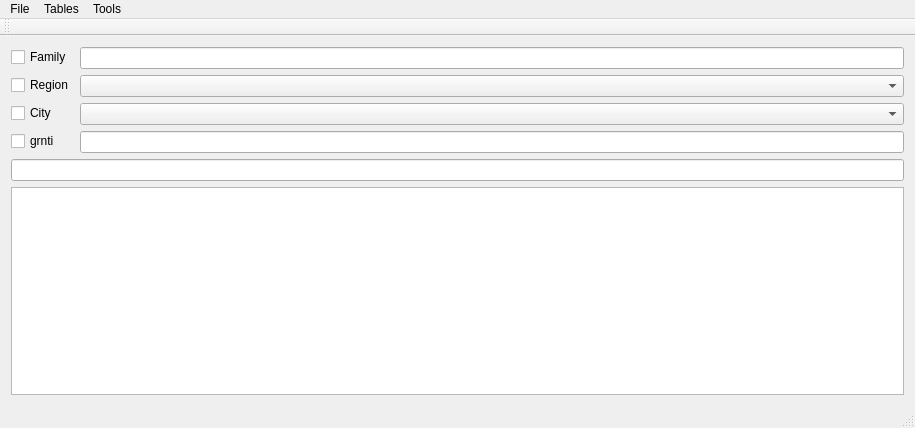
Qt form mainwindow.ui (LebedevRI/dbms) before a commit.
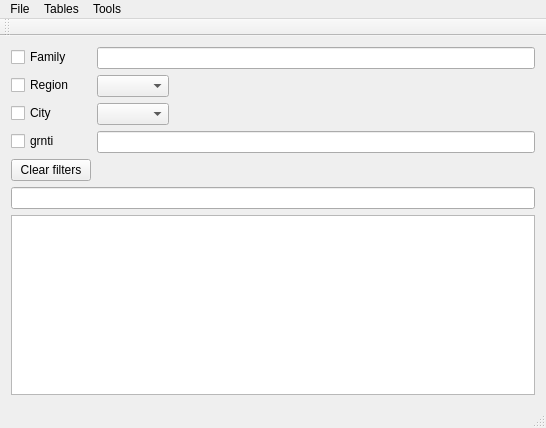
The same form after that commit.

```diff
--- a/mainwindow.ui
+++ b/mainwindow.ui
@@ -6,7 +6,7 @@
    <rect>
     <x>0</x>
     <y>0</y>
-    <width>915</width>
+    <width>546</width>
     <height>428</height>
    </rect>
   </property>
@@ -25,45 +25,55 @@
      <layout class="QVBoxLayout" name="verticalLayout">
       <item>
        <layout class="QFormLayout" name="formLayout">
-        <item row="0" column="0">
+        <property name="fieldGrowthPolicy">
+         <enum>QFormLayout::ExpandingFieldsGrow</enum>
+        </property>
+        <item row="3" column="0">
          <widget class="QCheckBox" name="checkBox">
           <property name="text">
            <string>Family</string>
           </property>
          </widget>
         </item>
-        <item row="1" column="0">
+        <item row="3" column="1">
+         <widget class="QLineEdit" name="lineEdit"/>
+        </item>
+        <item row="4" column="0">
          <widget class="QCheckBox" name="checkBox_2">
           <property name="text">
            <string>Region</string>
           </property>
          </widget>
         </item>
-        <item row="2" column="0">
+        <item row="4" column="1">
+         <widget class="QComboBox" name="comboBox"/>
+        </item>
+        <item row="5" column="0">
          <widget class="QCheckBox" name="checkBox_3">
           <property name="text">
            <string>City</string>
           </property>
          </widget>
         </item>
-        <item row="3" column="0">
+        <item row="5" column="1">
+         <widget class="QComboBox" name="comboBox_2"/>
+        </item>
+        <item row="8" column="0">
          <widget class="QCheckBox" name="checkBox_4">
           <property name="text">
            <string>grnti</string>
           </property>
          </widget>
         </item>
-        <item row="0" column="1">
-         <widget class="QLineEdit" name="lineEdit"/>
-        </item>
-        <item row="3" column="1">
+        <item row="8" column="1">
          <widget class="QLineEdit" name="lineEdit_2"/>
         </item>
-        <item row="1" column="1">
-         <widget class="QComboBox" name="comboBox"/>
-        </item>
-        <item row="2" column="1">
-         <widget class="QComboBox" name="comboBox_2"/>
+        <item row="9" column="0">
+         <widget class="QPushButton" name="pushButton">
+          <property name="text">
+           <string>Clear filters</string>
+          </property>
+         </widget>
         </item>
        </layout>
       </item>
@@ -104,8 +114,8 @@
     <rect>
      <x>0</x>
      <y>0</y>
-     <width>915</width>
-     <height>22</height>
+     <width>546</width>
+     <height>20</height>
     </rect>
    </property>
    <widget class="QMenu" name="menuFile">
```
